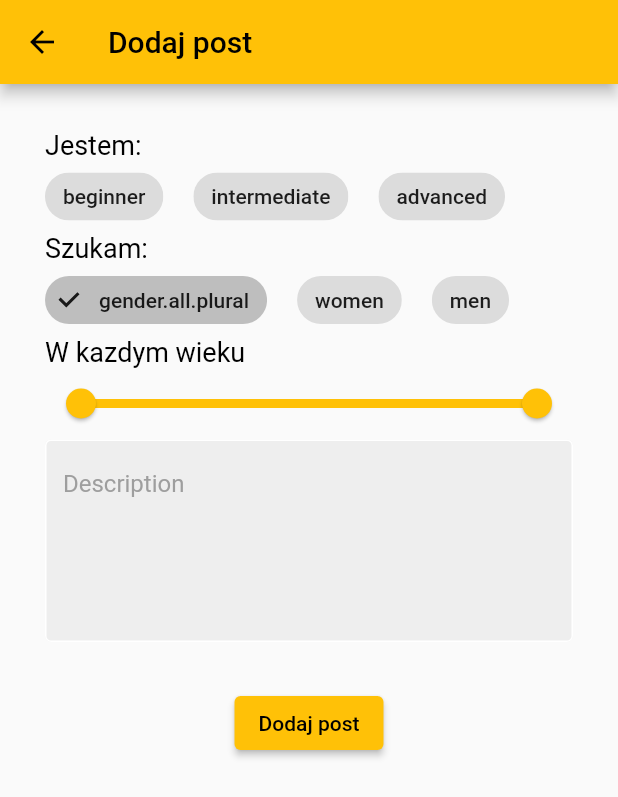
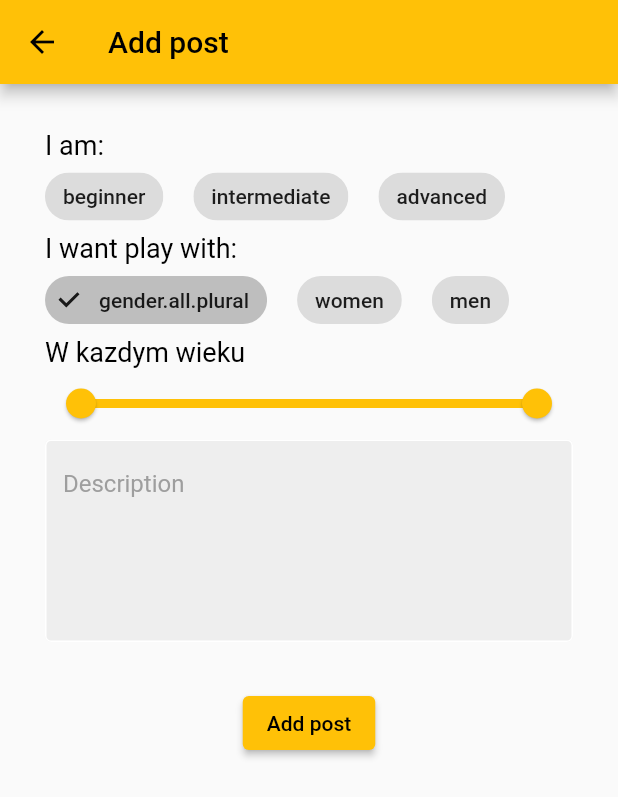
Before and after one commit to kycinski/sport-partner, a Flutter app: the AddPostPage screen opened directly, on a phone screen of 412 x 824 dp. Shown: the top 797 px of the screen. Run offline on Flutter 3.47's test engine with Material 2 defaults, Android fonts, the phone set to English and light mode, and no system bars; our stand-ins replace cloud_firestore, dropdown_button2, easy_localization, firebase_auth, firebase_core, firebase_storage and 7 more; missing offline and left inert: flutter_facebook_auth; accounts and stored records are empty.

Commit message:
added translations to addPost

```diff
--- a/assets/translations/en-US.json
+++ b/assets/translations/en-US.json
@@ -53,5 +53,9 @@
     "notAmember": "Not a member?",
     "registerNow": "Register now",
     "reply": "Reply",
-    "delete": "Delete"
+    "delete": "Delete",
+    "description": "Description",
+    "addPost": "Add post",
+    "iAm": "I am:",
+    "wantPlayWith": "I want play with:"
 }
--- a/assets/translations/pl-PL.json
+++ b/assets/translations/pl-PL.json
@@ -53,5 +53,9 @@
     "notAmember": "Nie masz konta?",
     "registerNow": "Zarejestruj się",
     "reply": "Odpowiedz",
-    "delete": "Usuń"
+    "delete": "Usuń",
+    "description": "Treść ogłoszenia",
+    "addPost": "Dodaj post",
+    "iAm": "Jestem:",
+    "wantPlayWith": "Chcę grać z:"
 }
--- a/lib/view/pages/add_post_page.dart
+++ b/lib/view/pages/add_post_page.dart
@@ -41,14 +41,14 @@ class _AddPostPageState extends State<AddPostPage> {
         return Scaffold(
           resizeToAvoidBottomInset: false,
           appBar: AppBar(
-            title: const Text('Dodaj post'),
+            title: Text('addPost'.tr()),
           ),
           body: Padding(
             padding: const EdgeInsets.all(30.0),
             child: Column(
               crossAxisAlignment: CrossAxisAlignment.start,
               children: [
-                const Text('Jestem:', style: TextStyle(color: Colors.black)),
+                Text('iAm'.tr(), style: TextStyle(color: Colors.black)),
                 Wrap(
                   spacing: 20,
                   children: SkillLevel.values.map((skillLevel) {
@@ -60,8 +60,8 @@ class _AddPostPageState extends State<AddPostPage> {
                         selected: addPostController.selectedSkillLevel == skillLevel ? true : false);
                   }).toList(),
                 ),
-                const Text(
-                  'Szukam:',
+                Text(
+                  'wantPlayWith'.tr(),
                   style: TextStyle(color: Colors.black),
                 ),
                 Wrap(
@@ -91,7 +91,7 @@ class _AddPostPageState extends State<AddPostPage> {
                 ),
                 CustomTextField(
                   controller: descriptionController,
-                  hintText: 'Description',
+                  hintText: 'description'.tr(),
                   obscureText: false,
                   minLines: 5,
                 ),
@@ -110,7 +110,7 @@ class _AddPostPageState extends State<AddPostPage> {
                         }
                       }
                     },
-                    child: const Text('Dodaj post'),
+                    child: Text('addPost'.tr()),
                   ),
                 ),
               ],
```
